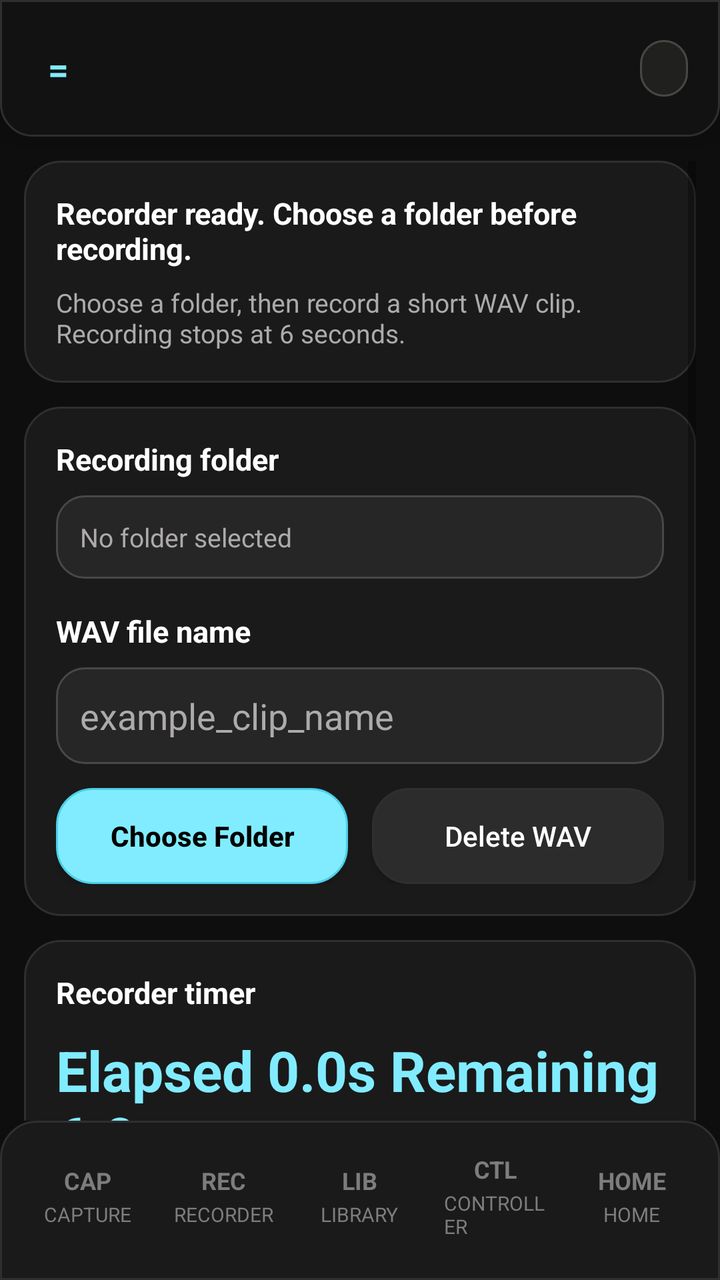
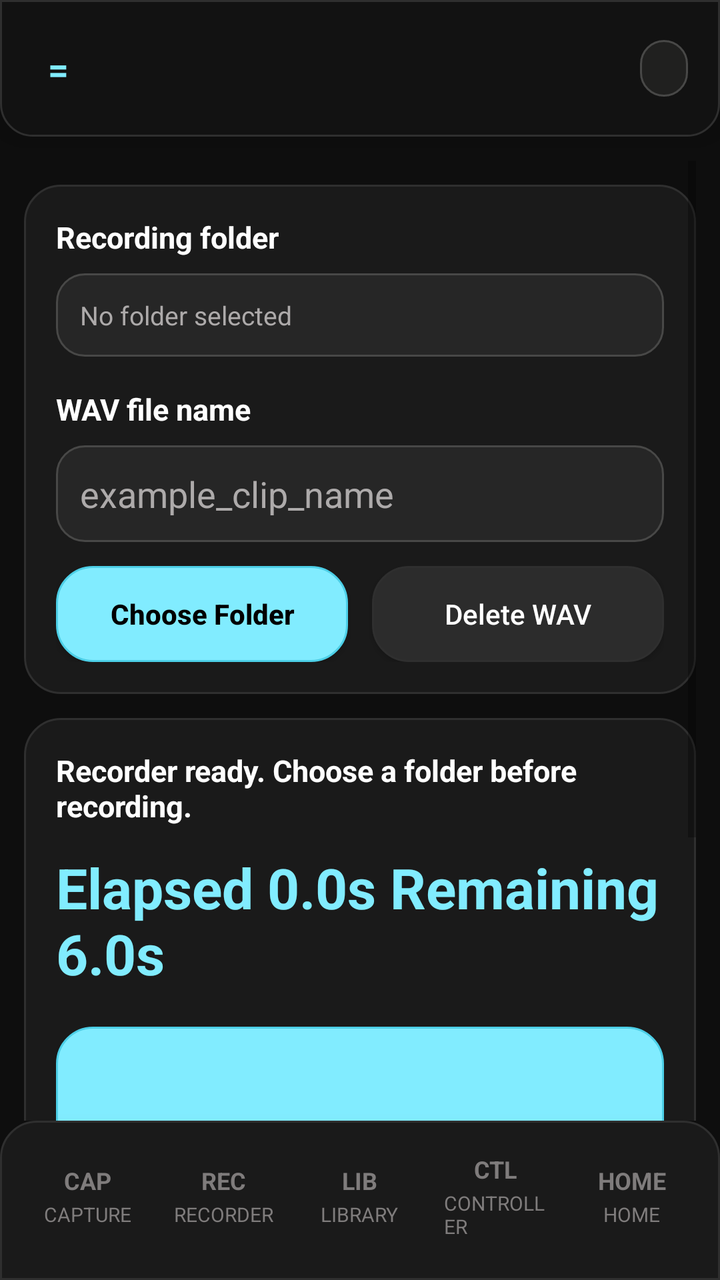

Screens rendered from an Android XML layout before and after an edit, with the pre-edit source and the edit as a unified diff.
<!-- AndroidManifest.xml: application theme Theme.FourPanelApp -->
<!-- res/layout/activity_screen2.xml -->
<?xml version="1.0" encoding="utf-8"?>
<androidx.constraintlayout.widget.ConstraintLayout xmlns:android="http://schemas.android.com/apk/res/android"
    xmlns:app="http://schemas.android.com/apk/res-auto"
    android:id="@+id/screen2Root"
    android:layout_width="match_parent"
    android:layout_height="match_parent"
    android:background="@drawable/bg_app_canvas">

    <include
        layout="@layout/view_app_top_bar"
        android:layout_width="0dp"
        android:layout_height="wrap_content"
        app:layout_constraintEnd_toEndOf="parent"
        app:layout_constraintStart_toStartOf="parent"
        app:layout_constraintTop_toTopOf="parent" />

    <include
        layout="@layout/view_app_bottom_nav"
        android:layout_width="0dp"
        android:layout_height="wrap_content"
        app:layout_constraintBottom_toBottomOf="parent"
        app:layout_constraintEnd_toEndOf="parent"
        app:layout_constraintStart_toStartOf="parent" />

    <ScrollView
        android:id="@+id/screen2ScrollView"
        android:layout_width="0dp"
        android:layout_height="0dp"
        android:clipToPadding="false"
        android:fillViewport="true"
        android:paddingStart="12dp"
        android:paddingTop="12dp"
        android:paddingEnd="12dp"
        android:paddingBottom="12dp"
        app:layout_constraintBottom_toTopOf="@id/appBottomNav"
        app:layout_constraintEnd_toEndOf="parent"
        app:layout_constraintStart_toStartOf="parent"
        app:layout_constraintTop_toBottomOf="@id/appTopBar">

        <LinearLayout
            android:layout_width="match_parent"
            android:layout_height="wrap_content"
            android:orientation="vertical">

            <LinearLayout
                android:layout_width="match_parent"
                android:layout_height="wrap_content"
                android:background="@drawable/bg_app_card"
                android:orientation="vertical"
                android:padding="16dp">

                <TextView
                    android:id="@+id/screen2StatusText"
                    style="@style/AppSectionHeaderText"
                    android:layout_width="match_parent"
                    android:layout_height="wrap_content"
                    android:text="@string/screen2_status_idle" />

                <TextView
                    android:id="@+id/screen2HelpText"
                    style="@style/AppBodyText"
                    android:layout_width="match_parent"
                    android:layout_height="wrap_content"
                    android:layout_marginTop="8dp"
                    android:text="@string/screen2_help" />
            </LinearLayout>

            <LinearLayout
                android:layout_width="match_parent"
                android:layout_height="wrap_content"
                android:layout_marginTop="12dp"
                android:background="@drawable/bg_app_card"
                android:orientation="vertical"
                android:padding="16dp">

                <TextView
                    android:id="@+id/screen2FolderLabel"
                    style="@style/AppSectionHeaderText"
                    android:layout_width="match_parent"
                    android:layout_height="wrap_content"
                    android:text="@string/screen2_folder_label" />

                <TextView
                    android:id="@+id/screen2FolderValue"
                    style="@style/AppBodyText"
                    android:layout_width="match_parent"
                    android:layout_height="wrap_content"
                    android:layout_marginTop="8dp"
                    android:background="@drawable/bg_app_section_high"
                    android:padding="12dp"
                    android:text="@string/screen2_folder_unselected" />

                <TextView
                    android:id="@+id/screen2FileNameLabel"
                    style="@style/AppSectionHeaderText"
                    android:layout_width="match_parent"
                    android:layout_height="wrap_content"
                    android:layout_marginTop="16dp"
                    android:text="@string/screen2_file_name_label" />

                <EditText
                    android:id="@+id/screen2FileNameInput"
                    android:layout_width="match_parent"
                    android:layout_height="wrap_content"
                    android:layout_marginTop="8dp"
                    android:background="@drawable/bg_app_section_high"
                    android:hint="@string/screen2_file_name_hint"
                    android:inputType="text"
                    android:maxLines="1"
                    android:padding="12dp"
                    android:textColor="@color/app_text_primary"
                    android:textColorHint="@color/app_text_secondary" />

                <LinearLayout
                    android:layout_width="match_parent"
                    android:layout_height="wrap_content"
                    android:layout_marginTop="12dp"
                    android:orientation="horizontal">

                    <Button
                        android:id="@+id/screen2ChooseFolderButton"
                        style="@style/AppPrimaryActionButton"
                        android:layout_width="0dp"
                        android:layout_height="wrap_content"
                        android:layout_weight="1"
                        android:text="@string/screen2_choose_folder" />

                    <Space
                        android:layout_width="12dp"
                        android:layout_height="wrap_content" />

                    <Button
                        android:id="@+id/screen2DeleteWavButton"
                        style="@style/AppSecondaryActionButton"
                        android:layout_width="0dp"
                        android:layout_height="wrap_content"
                        android:layout_weight="1"
                        android:text="@string/screen2_delete_wav" />
                </LinearLayout>
            </LinearLayout>

            <LinearLayout
                android:layout_width="match_parent"
                android:layout_height="wrap_content"
                android:layout_marginTop="12dp"
                android:background="@drawable/bg_app_card"
                android:orientation="vertical"
                android:padding="16dp">

                <TextView
                    android:id="@+id/screen2DurationLabel"
                    style="@style/AppSectionHeaderText"
                    android:layout_width="match_parent"
                    android:layout_height="wrap_content"
                    android:text="@string/screen2_duration_prefix" />

                <TextView
                    android:id="@+id/screen2CountdownText"
                    android:layout_width="match_parent"
                    android:layout_height="wrap_content"
                    android:layout_marginTop="10dp"
                    android:text="@string/screen2_duration_initial"
                    android:textColor="@color/app_primary"
                    android:textSize="28sp"
                    android:textStyle="bold" />

                <TextView
                    android:id="@+id/screen2LastSavedText"
                    style="@style/AppBodyText"
                    android:layout_width="match_parent"
                    android:layout_height="wrap_content"
                    android:layout_marginTop="14dp"
                    android:text="@string/screen2_last_saved_empty" />

                <LinearLayout
                    android:layout_width="match_parent"
                    android:layout_height="wrap_content"
                    android:layout_marginTop="18dp"
                    android:orientation="horizontal">

                    <Button
                        android:id="@+id/screen2StartRecordingButton"
                        style="@style/AppPrimaryActionButton"
                        android:layout_width="0dp"
                        android:layout_height="wrap_content"
                        android:layout_weight="1"
                        android:text="@string/screen2_start_recording" />

                    <Space
                        android:layout_width="12dp"
                        android:layout_height="wrap_content" />

                    <Button
                        android:id="@+id/screen2StopRecordingButton"
                        style="@style/AppSecondaryActionButton"
                        android:layout_width="0dp"
                        android:layout_height="wrap_content"
                        android:layout_weight="1"
                        android:enabled="false"
                        android:text="@string/screen2_stop_recording" />
                </LinearLayout>
            </LinearLayout>
        </LinearLayout>
    </ScrollView>
</androidx.constraintlayout.widget.ConstraintLayout>
<!-- res/layout/view_app_top_bar.xml (included above) -->
<?xml version="1.0" encoding="utf-8"?>
<LinearLayout xmlns:android="http://schemas.android.com/apk/res/android"
    android:id="@+id/appTopBar"
    android:layout_width="match_parent"
    android:layout_height="wrap_content"
    android:background="@drawable/bg_screen4_top_bar"
    android:elevation="10dp"
    android:gravity="center_vertical"
    android:orientation="horizontal"
    android:paddingStart="16dp"
    android:paddingTop="14dp"
    android:paddingEnd="16dp"
    android:paddingBottom="14dp">

    <TextView
        android:id="@+id/appMenuButton"
        android:layout_width="wrap_content"
        android:layout_height="wrap_content"
        android:padding="8dp"
        android:text="="
        android:textColor="@color/app_primary"
        android:textSize="18sp"
        android:textStyle="bold" />

    <TextView
        android:id="@+id/appHeaderTitle"
        android:layout_width="0dp"
        android:layout_height="wrap_content"
        android:layout_marginStart="12dp"
        android:layout_weight="1"
        android:textColor="@color/app_primary"
        android:textSize="18sp"
        android:textStyle="bold" />

    <TextView
        android:id="@+id/appHeaderChip"
        android:layout_width="wrap_content"
        android:layout_height="wrap_content"
        android:background="@drawable/bg_screen4_section_high"
        android:paddingStart="12dp"
        android:paddingTop="6dp"
        android:paddingEnd="12dp"
        android:paddingBottom="6dp"
        android:textColor="@color/app_primary"
        android:textSize="12sp"
        android:textStyle="bold" />
</LinearLayout>
<!-- res/layout/view_app_bottom_nav.xml (included above) -->
<?xml version="1.0" encoding="utf-8"?>
<LinearLayout xmlns:android="http://schemas.android.com/apk/res/android"
    android:id="@+id/appBottomNav"
    android:layout_width="match_parent"
    android:layout_height="wrap_content"
    android:background="@drawable/bg_screen4_bottom_nav"
    android:elevation="12dp"
    android:gravity="center"
    android:orientation="horizontal"
    android:paddingStart="10dp"
    android:paddingTop="8dp"
    android:paddingEnd="10dp"
    android:paddingBottom="12dp">

    <LinearLayout
        android:id="@+id/appNavCapture"
        android:layout_width="0dp"
        android:layout_height="wrap_content"
        android:layout_weight="1"
        android:gravity="center"
        android:orientation="vertical"
        android:padding="8dp">

        <TextView
            android:id="@+id/appNavCaptureCode"
            android:layout_width="wrap_content"
            android:layout_height="wrap_content"
            android:text="@string/app_nav_capture_code"
            android:textColor="@color/app_nav_inactive"
            android:textSize="12sp"
            android:textStyle="bold" />

        <TextView
            android:id="@+id/appNavCaptureLabel"
            android:layout_width="wrap_content"
            android:layout_height="wrap_content"
            android:layout_marginTop="2dp"
            android:text="@string/screen4_music_bottom_capture"
            android:textAllCaps="true"
            android:textColor="@color/app_nav_inactive"
            android:textSize="10sp" />
    </LinearLayout>

    <LinearLayout
        android:id="@+id/appNavRecorder"
        android:layout_width="0dp"
        android:layout_height="wrap_content"
        android:layout_weight="1"
        android:gravity="center"
        android:orientation="vertical"
        android:padding="8dp">

        <TextView
            android:id="@+id/appNavRecorderCode"
            android:layout_width="wrap_content"
            android:layout_height="wrap_content"
            android:text="@string/app_nav_recorder_code"
            android:textColor="@color/app_nav_inactive"
            android:textSize="12sp"
            android:textStyle="bold" />

        <TextView
            android:id="@+id/appNavRecorderLabel"
            android:layout_width="wrap_content"
            android:layout_height="wrap_content"
            android:layout_marginTop="2dp"
            android:text="@string/screen4_music_bottom_recorder"
            android:textAllCaps="true"
            android:textColor="@color/app_nav_inactive"
            android:textSize="10sp" />
    </LinearLayout>

    <LinearLayout
        android:id="@+id/appNavBoard"
        android:layout_width="0dp"
        android:layout_height="wrap_content"
        android:layout_weight="1"
        android:gravity="center"
        android:orientation="vertical"
        android:padding="8dp">

        <TextView
            android:id="@+id/appNavBoardCode"
            android:layout_width="wrap_content"
            android:layout_height="wrap_content"
            android:text="@string/app_nav_board_code"
            android:textColor="@color/app_nav_inactive"
            android:textSize="12sp"
            android:textStyle="bold" />

        <TextView
            android:id="@+id/appNavBoardLabel"
            android:layout_width="wrap_content"
            android:layout_height="wrap_content"
            android:layout_marginTop="2dp"
            android:text="@string/screen4_music_bottom_board"
            android:textAllCaps="true"
            android:textColor="@color/app_nav_inactive"
            android:textSize="10sp" />
    </LinearLayout>

    <LinearLayout
        android:id="@+id/appNavController"
        android:layout_width="0dp"
        android:layout_height="wrap_content"
        android:layout_weight="1"
        android:gravity="center"
        android:orientation="vertical"
        android:padding="8dp">

        <TextView
            android:id="@+id/appNavControllerCode"
            android:layout_width="wrap_content"
            android:layout_height="wrap_content"
            android:text="@string/app_nav_controller_code"
            android:textColor="@color/app_nav_inactive"
            android:textSize="12sp"
            android:textStyle="bold" />

        <TextView
            android:id="@+id/appNavControllerLabel"
            android:layout_width="wrap_content"
            android:layout_height="wrap_content"
            android:layout_marginTop="2dp"
            android:text="@string/screen4_music_bottom_controller"
            android:textAllCaps="true"
            android:textColor="@color/app_nav_inactive"
            android:textSize="10sp" />
    </LinearLayout>

    <LinearLayout
        android:id="@+id/appNavHome"
        android:layout_width="0dp"
        android:layout_height="wrap_content"
        android:layout_weight="1"
        android:gravity="center"
        android:orientation="vertical"
        android:padding="8dp">

        <TextView
            android:id="@+id/appNavHomeCode"
            android:layout_width="wrap_content"
            android:layout_height="wrap_content"
            android:text="@string/app_nav_home_code"
            android:textColor="@color/app_nav_inactive"
            android:textSize="12sp"
            android:textStyle="bold" />

        <TextView
            android:id="@+id/appNavHomeLabel"
            android:layout_width="wrap_content"
            android:layout_height="wrap_content"
            android:layout_marginTop="2dp"
            android:text="@string/screen4_music_bottom_home"
            android:textAllCaps="true"
            android:textColor="@color/app_nav_inactive"
            android:textSize="10sp" />
    </LinearLayout>
</LinearLayout>
<!-- resources referenced by this layout -->
<resources>
  <color name="app_nav_inactive">@color/screen4_nav_inactive</color>
  <color name="app_primary">@color/screen4_primary</color>
  <color name="app_text_primary">@color/screen4_text_primary</color>
  <color name="app_text_secondary">@color/screen4_text_secondary</color>
  <string name="app_nav_board_code">LIB</string>
  <string name="app_nav_capture_code">CAP</string>
  <string name="app_nav_controller_code">CTL</string>
  <string name="app_nav_home_code">HOME</string>
  <string name="app_nav_recorder_code">REC</string>
  <string name="screen2_choose_folder">Choose Folder</string>
  <string name="screen2_delete_wav">Delete WAV</string>
  <string name="screen2_duration_initial">Elapsed 0.0s   Remaining 6.0s</string>
  <string name="screen2_duration_prefix">Recorder timer</string>
  <string name="screen2_file_name_hint">example_clip_name</string>
  <string name="screen2_file_name_label">WAV file name</string>
  <string name="screen2_folder_label">Recording folder</string>
  <string name="screen2_folder_unselected">No folder selected</string>
  <string name="screen2_help">Choose a folder, then record a short WAV clip. Recording stops at 6 seconds.</string>
  <string name="screen2_last_saved_empty">No WAV clip saved yet.</string>
  <string name="screen2_start_recording">Start WAV Recording</string>
  <string name="screen2_status_idle">Recorder ready. Choose a folder before recording.</string>
  <string name="screen2_stop_recording">Stop and Save</string>
  <string name="screen4_music_bottom_board">Library</string>
  <string name="screen4_music_bottom_capture">Capture</string>
  <string name="screen4_music_bottom_controller">Controller</string>
  <string name="screen4_music_bottom_home">Home</string>
  <string name="screen4_music_bottom_recorder">Recorder</string>
  <style name="AppBodyText">
          <item name="android:textColor">@color/app_text_secondary</item>
          <item name="android:textSize">13sp</item>
      </style>
  <style name="Theme.FourPanelApp" parent="android:Theme.Material.Light.NoActionBar" />
  <color name="screen4_nav_inactive">#7F7C7C</color>
  <color name="screen4_primary">#81ECFF</color>
  <color name="screen4_text_primary">#FFFFFF</color>
  <color name="screen4_text_secondary">#ADAAAA</color>
  <color name="app_bg">@color/screen4_bg</color>
  <color name="app_surface">@color/screen4_surface</color>
  <color name="app_outline_soft">@color/screen4_outline_soft</color>
  <color name="app_surface_highest">@color/screen4_surface_highest</color>
  <color name="app_outline">@color/screen4_outline</color>
  <color name="screen4_surface">#1A1A1A</color>
  <color name="screen4_outline_soft">#2F2F2F</color>
  <color name="screen4_surface_high">#20201F</color>
  <color name="screen4_outline">#484847</color>
  <color name="screen4_top_bar">#121212</color>
  <color name="black">#FF000000</color>
  <color name="screen4_bg">#0E0E0E</color>
  <color name="screen4_surface_highest">#262626</color>
  <color name="app_primary_dim">@color/screen4_primary_dim</color>
  <color name="app_surface_variant">@color/screen4_surface_variant</color>
  <color name="screen4_primary_dim">#4CCFE7</color>
  <color name="screen4_surface_variant">#2C2C2C</color>
  <!-- unchanged entries left out for length: 11 -->
</resources>

<!-- the commit's change to res/layout/activity_screen2.xml (unified diff, before → after) -->
@@ -43,26 +43,46 @@
             android:orientation="vertical">
 
             <LinearLayout
+                android:id="@+id/screen2TutorialCard"
                 android:layout_width="match_parent"
                 android:layout_height="wrap_content"
                 android:background="@drawable/bg_app_card"
                 android:orientation="vertical"
-                android:padding="16dp">
-
-                <TextView
-                    android:id="@+id/screen2StatusText"
+                android:padding="16dp"
+                android:visibility="gone">
+
+                <TextView
+                    android:id="@+id/screen2TutorialProgressText"
+                    android:layout_width="match_parent"
+                    android:layout_height="wrap_content"
+                    android:textAllCaps="true"
+                    android:textColor="@color/app_text_secondary"
+                    android:textSize="11sp"
+                    android:textStyle="bold" />
+
+                <TextView
+                    android:id="@+id/screen2TutorialPromptText"
                     style="@style/AppSectionHeaderText"
                     android:layout_width="match_parent"
                     android:layout_height="wrap_content"
-                    android:text="@string/screen2_status_idle" />
-
-                <TextView
-                    android:id="@+id/screen2HelpText"
+                    android:layout_marginTop="8dp"
+                    android:text="@string/screen2_tutorial_prompt_placeholder" />
+
+                <TextView
+                    android:id="@+id/screen2TutorialInstructionText"
                     style="@style/AppBodyText"
                     android:layout_width="match_parent"
                     android:layout_height="wrap_content"
                     android:layout_marginTop="8dp"
-                    android:text="@string/screen2_help" />
+                    android:text="@string/screen2_tutorial_instruction_placeholder" />
+
+                <Button
+                    android:id="@+id/screen2TutorialSkipButton"
+                    style="@style/AppSecondaryActionButton"
+                    android:layout_width="wrap_content"
+                    android:layout_height="wrap_content"
+                    android:layout_marginTop="14dp"
+                    android:text="@string/screen2_tutorial_skip" />
             </LinearLayout>
 
             <LinearLayout
@@ -148,60 +168,124 @@
                 android:padding="16dp">
 
                 <TextView
-                    android:id="@+id/screen2DurationLabel"
+                    android:id="@+id/screen2StatusText"
                     style="@style/AppSectionHeaderText"
                     android:layout_width="match_parent"
                     android:layout_height="wrap_content"
-                    android:text="@string/screen2_duration_prefix" />
+                    android:text="@string/screen2_status_idle" />
 
                 <TextView
                     android:id="@+id/screen2CountdownText"
                     android:layout_width="match_parent"
                     android:layout_height="wrap_content"
-                    android:layout_marginTop="10dp"
+                    android:layout_marginTop="12dp"
                     android:text="@string/screen2_duration_initial"
                     android:textColor="@color/app_primary"
                     android:textSize="28sp"
                     android:textStyle="bold" />
 
-                <TextView
-                    android:id="@+id/screen2LastSavedText"
-                    style="@style/AppBodyText"
-                    android:layout_width="match_parent"
-                    android:layout_height="wrap_content"
-                    android:layout_marginTop="14dp"
-                    android:text="@string/screen2_last_saved_empty" />
+                <Button
+                    android:id="@+id/screen2RecordPadButton"
+                    style="@style/AppPrimaryActionButton"
+                    android:layout_width="match_parent"
+                    android:layout_height="wrap_content"
+                    android:layout_marginTop="18dp"
+                    android:minHeight="128dp"
+                    android:padding="18dp"
+                    android:text="@string/screen2_record_pad_ready"
+                    android:textSize="18sp" />
 
                 <LinearLayout
                     android:layout_width="match_parent"
                     android:layout_height="wrap_content"
-                    android:layout_marginTop="18dp"
+                    android:layout_marginTop="12dp"
                     android:orientation="horizontal">
 
                     <Button
-                        android:id="@+id/screen2StartRecordingButton"
+                        android:id="@+id/screen2SaveClipButton"
                         style="@style/AppPrimaryActionButton"
                         android:layout_width="0dp"
                         android:layout_height="wrap_content"
                         android:layout_weight="1"
-                        android:text="@string/screen2_start_recording" />
+                        android:enabled="false"
+                        android:text="@string/screen2_save_clip" />
 
                     <Space
                         android:layout_width="12dp"
                         android:layout_height="wrap_content" />
 
                     <Button
-                        android:id="@+id/screen2StopRecordingButton"
+                        android:id="@+id/screen2NextPromptButton"
                         style="@style/AppSecondaryActionButton"
                         android:layout_width="0dp"
                         android:layout_height="wrap_content"
                         android:layout_weight="1"
-                        android:enabled="false"
-                        android:text="@string/screen2_stop_recording" />
+                        android:visibility="gone"
+                        android:text="@string/screen2_next_prompt" />
                 </LinearLayout>
+
+                <TextView
+                    android:id="@+id/screen2LastSavedText"
+                    style="@style/AppBodyText"
+                    android:layout_width="match_parent"
+                    android:layout_height="wrap_content"
+                    android:layout_marginTop="14dp"
+                    android:text="@string/screen2_last_saved_empty" />
+            </LinearLayout>
+
+            <LinearLayout
+                android:id="@+id/screen2TutorialHandoffCard"
+                android:layout_width="match_parent"
+                android:layout_height="wrap_content"
+                android:layout_marginTop="12dp"
+                android:background="@drawable/bg_app_card"
+                android:orientation="vertical"
+                android:padding="16dp"
+                android:visibility="gone">
+
+                <TextView
+                    android:id="@+id/screen2TutorialHandoffTitle"
+                    style="@style/AppSectionHeaderText"
+                    android:layout_width="match_parent"
+                    android:layout_height="wrap_content"
+                    android:text="@string/screen2_tutorial_handoff_title" />
+
+                <TextView
+                    android:id="@+id/screen2TutorialHandoffSummary"
+                    style="@style/AppBodyText"
+                    android:layout_width="match_parent"
+                    android:layout_height="wrap_content"
+                    android:layout_marginTop="8dp"
+                    android:text="@string/screen2_tutorial_handoff_summary" />
+
+                <Button
+                    android:id="@+id/screen2ContinueTutorialButton"
+                    style="@style/AppPrimaryActionButton"
+                    android:layout_width="match_parent"
+                    android:layout_height="wrap_content"
+                    android:layout_marginTop="14dp"
+                    android:text="@string/screen2_tutorial_continue_to_pads" />
+
+                <Button
+                    android:id="@+id/screen2CloseTutorialButton"
+                    style="@style/AppSecondaryActionButton"
+                    android:layout_width="match_parent"
+                    android:layout_height="wrap_content"
+                    android:layout_marginTop="12dp"
+                    android:text="@string/screen2_tutorial_close_and_record_more" />
             </LinearLayout>
         </LinearLayout>
     </ScrollView>
+
+    <com.example.templei.feature.tutorial.TutorialSpotlightOverlayView
+        android:id="@+id/screen2TutorialOverlay"
+        android:layout_width="0dp"
+        android:layout_height="0dp"
+        android:visibility="gone"
+        app:layout_constraintBottom_toTopOf="@id/appBottomNav"
+        app:layout_constraintEnd_toEndOf="parent"
+        app:layout_constraintStart_toStartOf="parent"
+        app:layout_constraintTop_toBottomOf="@id/appTopBar" />
 </androidx.constraintlayout.widget.ConstraintLayout>
 <!-- res/layout/view_app_top_bar.xml (included above) -->
 <?xml version="1.0" encoding="utf-8"?>
<!-- resource entries referenced after the edit -->
@@ -12,16 +12,22 @@
   <string name="screen2_choose_folder">Choose Folder</string>
   <string name="screen2_delete_wav">Delete WAV</string>
   <string name="screen2_duration_initial">Elapsed 0.0s   Remaining 6.0s</string>
-  <string name="screen2_duration_prefix">Recorder timer</string>
   <string name="screen2_file_name_hint">example_clip_name</string>
   <string name="screen2_file_name_label">WAV file name</string>
   <string name="screen2_folder_label">Recording folder</string>
   <string name="screen2_folder_unselected">No folder selected</string>
-  <string name="screen2_help">Choose a folder, then record a short WAV clip. Recording stops at 6 seconds.</string>
   <string name="screen2_last_saved_empty">No WAV clip saved yet.</string>
-  <string name="screen2_start_recording">Start WAV Recording</string>
+  <string name="screen2_next_prompt">Next Prompt</string>
+  <string name="screen2_record_pad_ready">Press and Hold to Record</string>
+  <string name="screen2_save_clip">Save Clip</string>
   <string name="screen2_status_idle">Recorder ready. Choose a folder before recording.</string>
-  <string name="screen2_stop_recording">Stop and Save</string>
+  <string name="screen2_tutorial_close_and_record_more">Close Tutorial and Record More</string>
+  <string name="screen2_tutorial_continue_to_pads">Continue to Favorite Pads</string>
+  <string name="screen2_tutorial_handoff_summary">Five clips are saved and ready for Screen 3. Keep recording here or carry them into the favorite pads now.</string>
+  <string name="screen2_tutorial_handoff_title">Your starter clip pack is ready.</string>
+  <string name="screen2_tutorial_instruction_placeholder">Tutorial instructions appear here while the guided flow is active.</string>
+  <string name="screen2_tutorial_prompt_placeholder">Tutorial prompt</string>
+  <string name="screen2_tutorial_skip">Skip Tutorial</string>
   <string name="screen4_music_bottom_board">Library</string>
   <string name="screen4_music_bottom_capture">Capture</string>
   <string name="screen4_music_bottom_controller">Controller</string>
